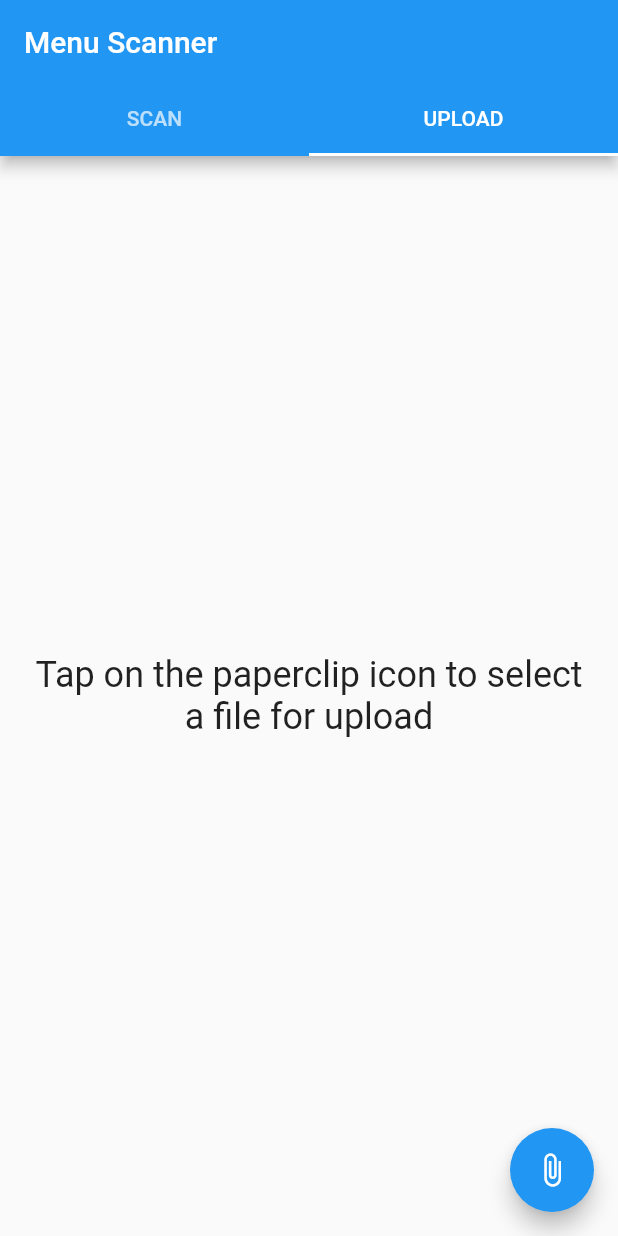
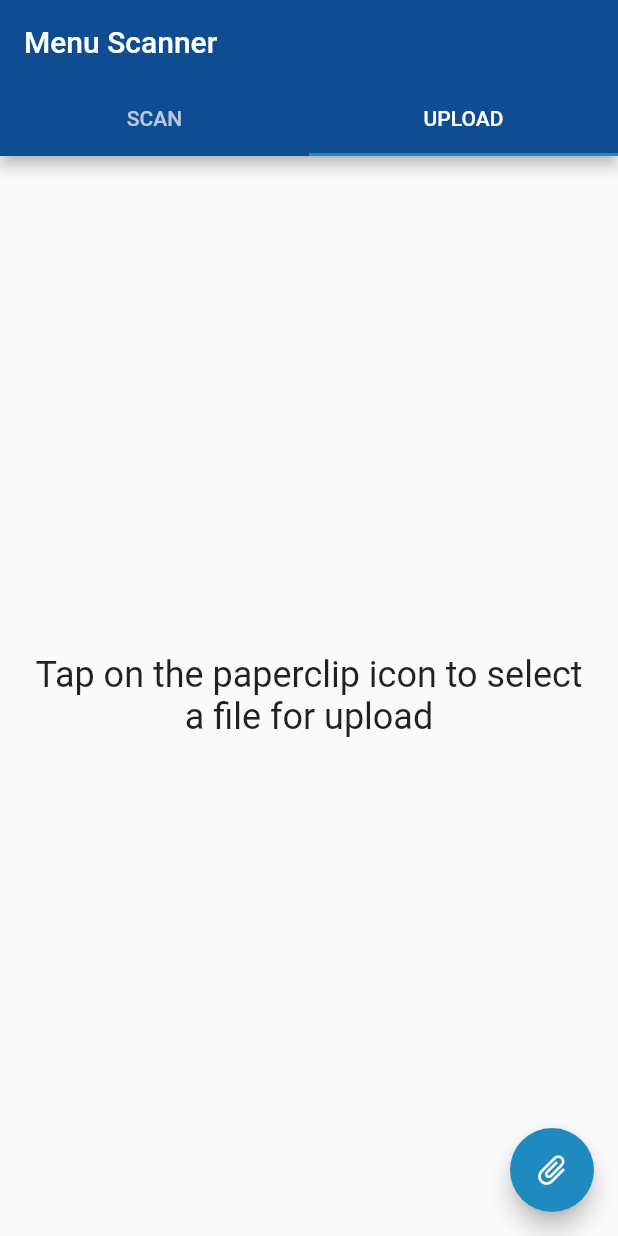
Before and after one commit to Sid0518/menu_scanner, a Flutter app: the screen it shows after launch, tab 2 chosen, after a tap on the "attach file" icon, on a phone screen of 412 x 824 dp. Run offline on Flutter 3.47's test engine with Material 2 defaults, Android fonts, the phone set to English and light mode, and no system bars; our stand-ins replace file_picker; missing offline and left inert: barcode_scan.

Commit message:
Updated icons and added ThemeData

```diff
--- a/lib/file_uploader.dart
+++ b/lib/file_uploader.dart
@@ -1,6 +1,5 @@
-import 'dart:ffi';
-
 import 'imports.dart';
+import 'dart:math' as math;
 
 class FileUploadPage extends StatelessWidget {
   @override
@@ -23,7 +22,7 @@ class FileUploadPage extends StatelessWidget {
       ),
 
       floatingActionButton: FloatingActionButton(
-        child: Icon(Icons.attach_file),
+        child: Transform.rotate(child: Icon(Icons.attach_file), angle: math.pi/4,),
 
         onPressed: () async {
           File file = await FilePicker.getFile(
--- a/lib/home.dart
+++ b/lib/home.dart
@@ -5,7 +5,7 @@ class HomePage extends StatefulWidget {
   _HomePageState createState() => _HomePageState();
 }
 
-class _HomePageState extends State<HomePage> with TickerProviderStateMixin {
+class _HomePageState extends State<HomePage> with SingleTickerProviderStateMixin {
   TabController tabController;
 
   @override
--- a/lib/main.dart
+++ b/lib/main.dart
@@ -1,5 +1,13 @@
 import 'imports.dart';
 
 void main() {
-  runApp(MaterialApp(home: HomePage()));
+  runApp(
+    MaterialApp(
+      home: HomePage(),
+      theme: ThemeData(
+        primaryColor: Color.fromRGBO(16, 76, 145, 1),
+        accentColor: Color.fromRGBO(31, 138, 192, 1)
+      ),
+    )
+  );
 }
--- a/lib/scanner.dart
+++ b/lib/scanner.dart
@@ -20,7 +20,7 @@ class ScannerPage extends StatelessWidget {
       ),
 
       floatingActionButton: FloatingActionButton(
-        child: Icon(Icons.camera_alt),
+        child: Icon(Icons.camera),
 
         onPressed: () async {
           var scan = await BarcodeScanner.scan();
```
